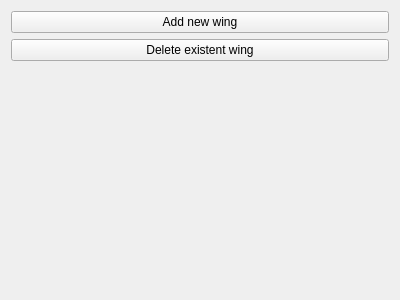
Before: the Qt Designer form TIGLCreator/src/modificators/ModificatorWingsWidget.ui in DLR-SC/tigl, drawn with Qt 5.
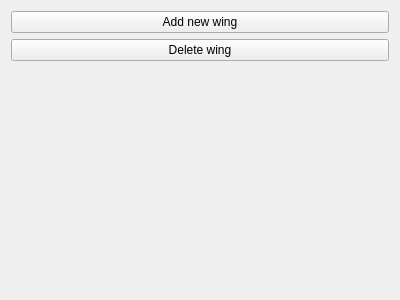
After: the same form once the commit is applied.

Commit message: forward deleteWing from ModificatorWidget to model

```diff
--- a/TIGLCreator/src/modificators/ModificatorWingsWidget.ui
+++ b/TIGLCreator/src/modificators/ModificatorWingsWidget.ui
@@ -24,7 +24,7 @@
    <item>
     <widget class="QPushButton" name="deleteWingBtn">
      <property name="text">
-      <string>Delete existent wing</string>
+      <string>Delete wing</string>
      </property>
     </widget>
    </item>
```
The commit also changes 7 other files.
